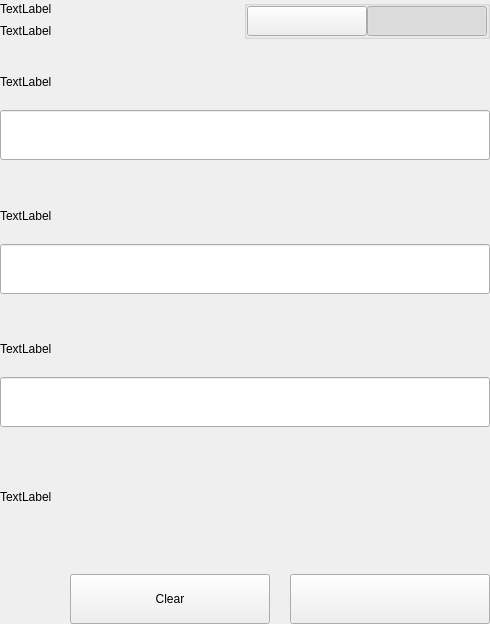
Game-Frag/game-frag-coin, file src/qt/gamefrag/settings/forms/settingsbittoolwidget.ui: the form before one commit.
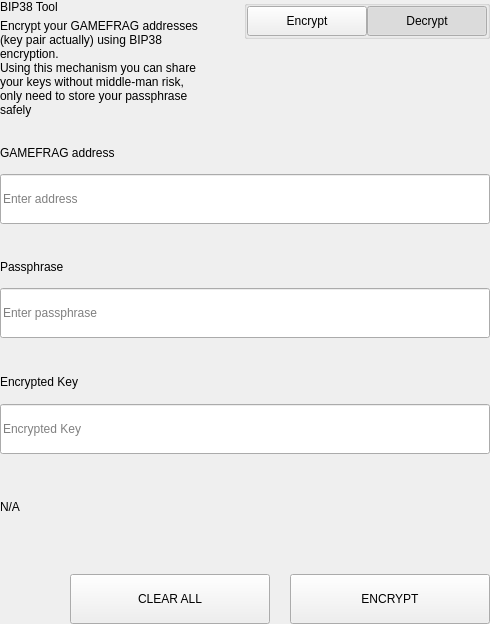
The form after the commit.

```diff
--- a/src/qt/gamefrag/settings/forms/settingsbittoolwidget.ui
+++ b/src/qt/gamefrag/settings/forms/settingsbittoolwidget.ui
@@ -62,14 +62,15 @@
             <item>
              <widget class="QLabel" name="labelTitle">
               <property name="text">
-               <string>TextLabel</string>
+               <string>BIP38 Tool</string>
               </property>
              </widget>
             </item>
             <item>
              <widget class="QLabel" name="labelSubtitle1">
               <property name="text">
-               <string>TextLabel</string>
+               <string>Encrypt your GAMEFRAG addresses (key pair actually) using BIP38 encryption.
+Using this mechanism you can share your keys without middle-man risk, only need to store your passphrase safely</string>
               </property>
               <property name="wordWrap">
                <bool>true</bool>
@@ -133,7 +134,7 @@
                 <enum>Qt::NoFocus</enum>
                </property>
                <property name="text">
-                <string/>
+                <string>Encrypt</string>
                </property>
                <property name="checkable">
                 <bool>true</bool>
@@ -161,7 +162,7 @@
                 <enum>Qt::NoFocus</enum>
                </property>
                <property name="text">
-                <string/>
+                <string>Decrypt</string>
                </property>
                <property name="checkable">
                 <bool>true</bool>
@@ -647,7 +648,7 @@
                   </size>
                  </property>
                  <property name="text">
-                  <string>TextLabel</string>
+                  <string>GAMEFRAG address</string>
                  </property>
                 </widget>
                </item>
@@ -659,6 +660,9 @@
                    <height>50</height>
                   </size>
                  </property>
+                 <property name="placeholderText">
+                  <string>Enter address</string>
+                 </property>
                 </widget>
                </item>
               </layout>
@@ -718,7 +722,7 @@
                     </size>
                    </property>
                    <property name="text">
-                    <string>TextLabel</string>
+                    <string>Passphrase</string>
                    </property>
                   </widget>
                  </item>
@@ -736,6 +740,9 @@
                      <height>50</height>
                     </size>
                    </property>
+                   <property name="placeholderText">
+                    <string>Enter passphrase</string>
+                   </property>
                   </widget>
                  </item>
                 </layout>
@@ -801,7 +808,7 @@
                   </size>
                  </property>
                  <property name="text">
-                  <string>TextLabel</string>
+                  <string>Encrypted Key</string>
                  </property>
                 </widget>
                </item>
@@ -813,6 +820,9 @@
                    <height>50</height>
                   </size>
                  </property>
+                 <property name="placeholderText">
+                  <string>Encrypted Key</string>
+                 </property>
                 </widget>
                </item>
               </layout>
@@ -821,7 +831,7 @@
             <item>
              <widget class="QLabel" name="statusLabel_ENC">
               <property name="text">
-               <string>TextLabel</string>
+               <string notr="true">N/A</string>
               </property>
              </widget>
             </item>
@@ -874,7 +884,7 @@
                  <enum>Qt::NoFocus</enum>
                 </property>
                 <property name="text">
-                 <string>Clear</string>
+                 <string>CLEAR ALL</string>
                 </property>
                </widget>
               </item>
@@ -912,7 +922,7 @@
                  <enum>Qt::NoFocus</enum>
                 </property>
                 <property name="text">
-                 <string/>
+                 <string>ENCRYPT</string>
                 </property>
                </widget>
               </item>
```
Left out of the diff: 19 changed lines with no effect on the pictures.
